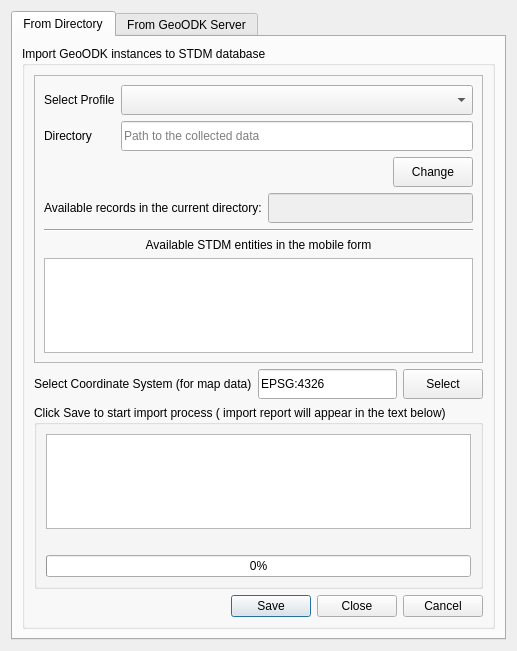
This is ui/ui_geoodk_import.ui in gltn/stdm as Qt 5 draws it before an edit. The edited form follows.
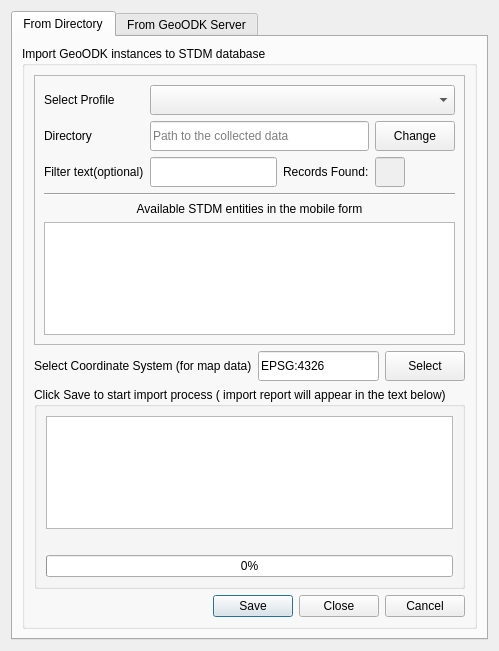
This is the edited form.

Commit message: mobile forms exporter and importer logger included

The edit to the form file:
```diff
--- a/ui/ui_geoodk_import.ui
+++ b/ui/ui_geoodk_import.ui
@@ -6,7 +6,7 @@
    <rect>
     <x>0</x>
     <y>0</y>
-    <width>517</width>
+    <width>499</width>
     <height>651</height>
    </rect>
   </property>
@@ -19,6 +19,12 @@
   <layout class="QGridLayout" name="gridLayout_7">
    <item row="0" column="0">
     <widget class="QTabWidget" name="tabWidget">
+     <property name="minimumSize">
+      <size>
+       <width>150</width>
+       <height>0</height>
+      </size>
+     </property>
      <property name="currentIndex">
       <number>0</number>
      </property>
@@ -96,39 +102,82 @@
              </item>
              <item row="0" column="0">
               <layout class="QGridLayout" name="gridLayout_3">
-               <item row="1" column="1">
-                <widget class="QLineEdit" name="txt_count">
-                 <property name="enabled">
-                  <bool>false</bool>
-                 </property>
-                 <property name="minimumSize">
-                  <size>
-                   <width>0</width>
-                   <height>30</height>
-                  </size>
-                 </property>
-                 <property name="maxLength">
-                  <number>25</number>
-                 </property>
-                </widget>
-               </item>
-               <item row="1" column="0">
-                <widget class="QLabel" name="label">
-                 <property name="text">
-                  <string>Available records in the current directory:</string>
-                 </property>
-                </widget>
-               </item>
                <item row="0" column="0" colspan="2">
                 <layout class="QGridLayout" name="gridLayout_2">
-                 <item row="1" column="1">
+                 <item row="3" column="1">
+                  <widget class="QLineEdit" name="txt_filter">
+                   <property name="minimumSize">
+                    <size>
+                     <width>30</width>
+                     <height>30</height>
+                    </size>
+                   </property>
+                  </widget>
+                 </item>
+                 <item row="3" column="0">
+                  <widget class="QLabel" name="label_14">
+                   <property name="text">
+                    <string>Filter text(optional)</string>
+                   </property>
+                  </widget>
+                 </item>
+                 <item row="0" column="0">
+                  <widget class="QLabel" name="label_3">
+                   <property name="text">
+                    <string>Select Profile</string>
+                   </property>
+                  </widget>
+                 </item>
+                 <item row="1" column="0">
+                  <widget class="QLabel" name="label_2">
+                   <property name="text">
+                    <string>Directory</string>
+                   </property>
+                  </widget>
+                 </item>
+                 <item row="3" column="2">
+                  <widget class="QLabel" name="label">
+                   <property name="text">
+                    <string>Records Found:</string>
+                   </property>
+                  </widget>
+                 </item>
+                 <item row="3" column="3">
+                  <widget class="QLineEdit" name="txt_count">
+                   <property name="enabled">
+                    <bool>false</bool>
+                   </property>
+                   <property name="minimumSize">
+                    <size>
+                     <width>0</width>
+                     <height>30</height>
+                    </size>
+                   </property>
+                   <property name="maximumSize">
+                    <size>
+                     <width>30</width>
+                     <height>16777215</height>
+                    </size>
+                   </property>
+                   <property name="maxLength">
+                    <number>25</number>
+                   </property>
+                  </widget>
+                 </item>
+                 <item row="1" column="1" colspan="2">
                   <widget class="QLineEdit" name="txt_directory">
                    <property name="minimumSize">
                     <size>
-                     <width>0</width>
+                     <width>200</width>
                      <height>30</height>
                     </size>
                    </property>
+                   <property name="maximumSize">
+                    <size>
+                     <width>1000007</width>
+                     <height>16777215</height>
+                    </size>
+                   </property>
                    <property name="readOnly">
                     <bool>true</bool>
                    </property>
@@ -137,14 +186,17 @@
                    </property>
                   </widget>
                  </item>
-                 <item row="1" column="0">
-                  <widget class="QLabel" name="label_2">
-                   <property name="text">
-                    <string>Directory</string>
+                 <item row="0" column="1" colspan="3">
+                  <widget class="QComboBox" name="cbo_profile">
+                   <property name="minimumSize">
+                    <size>
+                     <width>0</width>
+                     <height>30</height>
+                    </size>
                    </property>
                   </widget>
                  </item>
-                 <item row="2" column="1">
+                 <item row="1" column="3">
                   <widget class="QPushButton" name="btn_chang_dir">
                    <property name="minimumSize">
                     <size>
@@ -166,23 +218,6 @@
                    </property>
                   </widget>
                  </item>
-                 <item row="0" column="1">
-                  <widget class="QComboBox" name="cbo_profile">
-                   <property name="minimumSize">
-                    <size>
-                     <width>0</width>
-                     <height>30</height>
-                    </size>
-                   </property>
-                  </widget>
-                 </item>
-                 <item row="0" column="0">
-                  <widget class="QLabel" name="label_3">
-                   <property name="text">
-                    <string>Select Profile</string>
-                   </property>
-                  </widget>
-                 </item>
                 </layout>
                </item>
               </layout>
```
Left out of the diff: 18 changed lines with no effect on the pictures. The commit also changes 4 other files.
